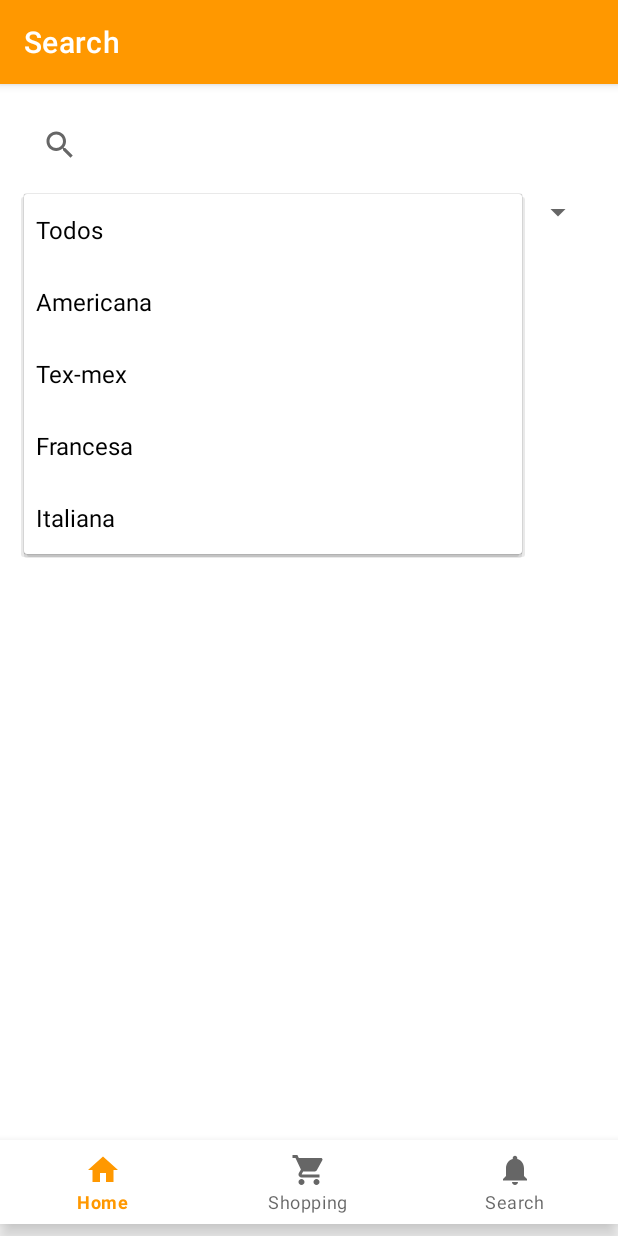
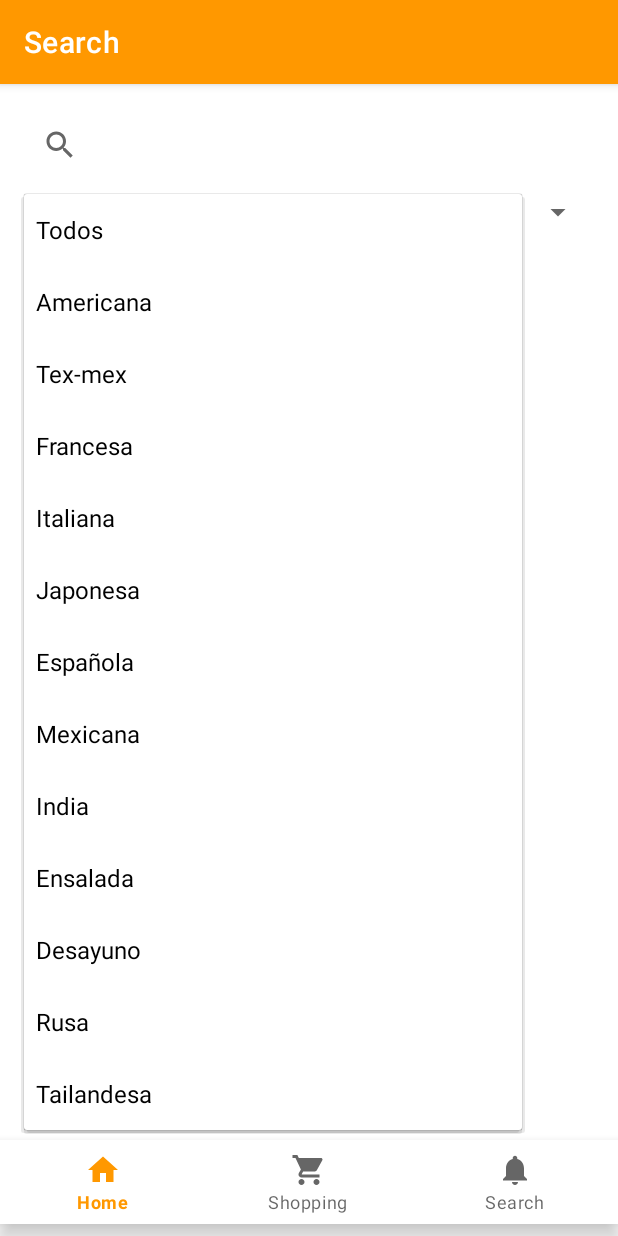
Before and after one commit to Bl4nc018/SaborExpress, an Android app: the SearchFragment screen opened through its navigation route, after a tap on "Todos", on a phone screen of 412 x 824 dp. Run offline under Robolectric (Android 15) with nearby library versions, the phone set to English and light mode, and no system bars; our stand-ins replace Volley, navigation-ui; network calls fail; 1 statement that could not run was skipped.

Commit message:
Añadidos tipos de comida al string-array de los filtros.

```diff
--- a/SaborExpress_App/app/src/main/res/values/strings.xml
+++ b/SaborExpress_App/app/src/main/res/values/strings.xml
@@ -9,6 +9,13 @@
         <item>Tex-mex</item>
         <item>Francesa</item>
         <item>Italiana</item>
-        <!-- Add more types as needed -->
+        <item>Japonesa</item>
+        <item>Española</item>
+        <item>Mexicana</item>
+        <item>India</item>
+        <item>Ensalada</item>
+        <item>Desayuno</item>
+        <item>Rusa</item>
+        <item>Tailandesa</item>
     </string-array>
 </resources>
```
Also changed, not shown: 1 other file.
